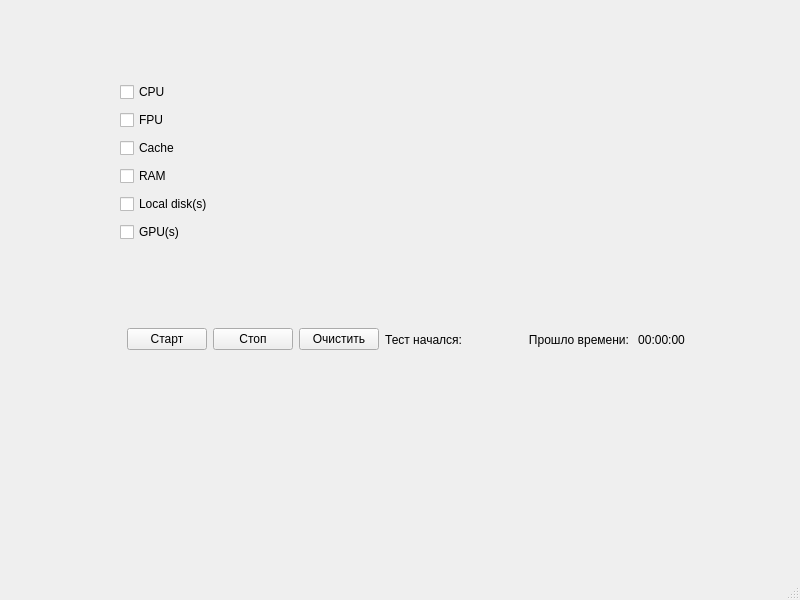
kirathenics/QtStressTest, file stresstestapp.ui: the form before one commit.
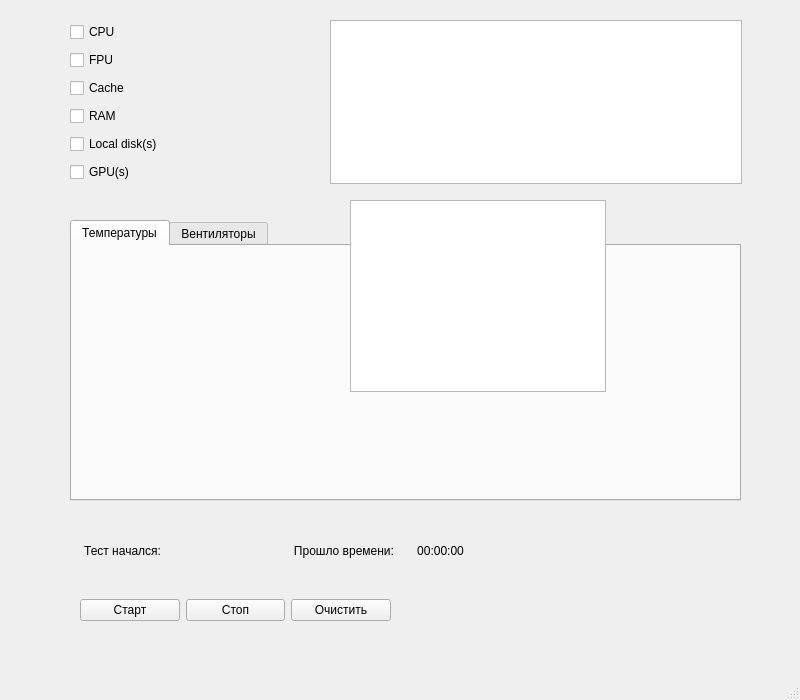
The form after the commit.

What changed in the file:
```diff
--- a/stresstestapp.ui
+++ b/stresstestapp.ui
@@ -7,73 +7,19 @@
     <x>0</x>
     <y>0</y>
     <width>800</width>
-    <height>600</height>
+    <height>700</height>
    </rect>
   </property>
   <property name="windowTitle">
    <string>StressTestApp</string>
   </property>
   <widget class="QWidget" name="centralwidget">
-   <widget class="QWidget" name="verticalLayoutWidget">
-    <property name="geometry">
-     <rect>
-      <x>120</x>
-      <y>80</y>
-      <width>160</width>
-      <height>164</height>
-     </rect>
-    </property>
-    <layout class="QVBoxLayout" name="verticalLayout">
-     <item>
-      <widget class="QCheckBox" name="cpu_checkBox">
-       <property name="text">
-        <string>CPU</string>
-       </property>
-      </widget>
-     </item>
-     <item>
-      <widget class="QCheckBox" name="fpu_checkBox">
-       <property name="text">
-        <string>FPU</string>
-       </property>
-      </widget>
-     </item>
-     <item>
-      <widget class="QCheckBox" name="cache_checkBox">
-       <property name="text">
-        <string>Cache</string>
-       </property>
-      </widget>
-     </item>
-     <item>
-      <widget class="QCheckBox" name="ram_checkBox">
-       <property name="text">
-        <string>RAM</string>
-       </property>
-      </widget>
-     </item>
-     <item>
-      <widget class="QCheckBox" name="localDisk_checkBox">
-       <property name="text">
-        <string>Local disk(s)</string>
-       </property>
-      </widget>
-     </item>
-     <item>
-      <widget class="QCheckBox" name="gpu_checkBox">
-       <property name="text">
-        <string>GPU(s)</string>
-       </property>
-      </widget>
-     </item>
-    </layout>
-   </widget>
    <widget class="QWidget" name="horizontalLayoutWidget">
     <property name="geometry">
      <rect>
-      <x>127</x>
-      <y>319</y>
-      <width>561</width>
+      <x>80</x>
+      <y>590</y>
+      <width>311</width>
       <height>41</height>
      </rect>
     </property>
@@ -99,8 +45,43 @@
        </property>
       </widget>
      </item>
+    </layout>
+   </widget>
+   <widget class="QTabWidget" name="tabWidget">
+    <property name="geometry">
+     <rect>
+      <x>70</x>
+      <y>220</y>
+      <width>671</width>
+      <height>281</height>
+     </rect>
+    </property>
+    <property name="currentIndex">
+     <number>0</number>
+    </property>
+    <widget class="QWidget" name="temperatures">
+     <attribute name="title">
+      <string>Температуры</string>
+     </attribute>
+    </widget>
+    <widget class="QWidget" name="coolingFans">
+     <attribute name="title">
+      <string>Вентиляторы</string>
+     </attribute>
+    </widget>
+   </widget>
+   <widget class="QWidget" name="horizontalLayoutWidget_2">
+    <property name="geometry">
+     <rect>
+      <x>80</x>
+      <y>530</y>
+      <width>401</width>
+      <height>41</height>
+     </rect>
+    </property>
+    <layout class="QHBoxLayout" name="time_horizontalLayout">
      <item>
-      <widget class="QLabel" name="label">
+      <widget class="QLabel" name="testStarted_label">
        <property name="text">
         <string>Тест начался:</string>
        </property>
@@ -111,6 +92,12 @@
      </item>
      <item>
       <widget class="QLabel" name="currentDateTime_label">
+       <property name="minimumSize">
+        <size>
+         <width>120</width>
+         <height>0</height>
+        </size>
+       </property>
        <property name="text">
         <string/>
        </property>
@@ -120,7 +107,7 @@
       </widget>
      </item>
      <item>
-      <widget class="QLabel" name="label_2">
+      <widget class="QLabel" name="elapsedTime_label">
        <property name="text">
         <string>Прошло времени:</string>
        </property>
@@ -141,6 +128,80 @@
      </item>
     </layout>
    </widget>
+   <widget class="QTableView" name="logs_tableView">
+    <property name="geometry">
+     <rect>
+      <x>330</x>
+      <y>20</y>
+      <width>412</width>
+      <height>164</height>
+     </rect>
+    </property>
+   </widget>
+   <widget class="QWidget" name="verticalLayoutWidget">
+    <property name="geometry">
+     <rect>
+      <x>70</x>
+      <y>20</y>
+      <width>191</width>
+      <height>164</height>
+     </rect>
+    </property>
+    <layout class="QVBoxLayout" name="checkBoxes_verticalLayout">
+     <item>
+      <widget class="QCheckBox" name="cpu_checkBox">
+       <property name="text">
+        <string>CPU</string>
+       </property>
+      </widget>
+     </item>
+     <item>
+      <widget class="QCheckBox" name="fpu_checkBox">
+       <property name="text">
+        <string>FPU</string>
+       </property>
+      </widget>
+     </item>
+     <item>
+      <widget class="QCheckBox" name="cache_checkBox">
+       <property name="text">
+        <string>Cache</string>
+       </property>
+      </widget>
+     </item>
+     <item>
+      <widget class="QCheckBox" name="ram_checkBox">
+       <property name="text">
+        <string>RAM</string>
+       </property>
+      </widget>
+     </item>
+     <item>
+      <widget class="QCheckBox" name="localDisk_checkBox">
+       <property name="text">
+        <string>Local disk(s)</string>
+       </property>
+      </widget>
+     </item>
+     <item>
+      <widget class="QCheckBox" name="gpu_checkBox">
+       <property name="text">
+        <string>GPU(s)</string>
+       </property>
+      </widget>
+     </item>
+    </layout>
+   </widget>
+   <widget class="QTableWidget" name="logs_tableWidget">
+    <property name="geometry">
+     <rect>
+      <x>350</x>
+      <y>200</y>
+      <width>256</width>
+      <height>192</height>
+     </rect>
+    </property>
+   </widget>
   </widget>
   <widget class="QMenuBar" name="menubar">
    <property name="geometry">
```
Left out of the diff: 2 changed lines with no effect on the pictures.
